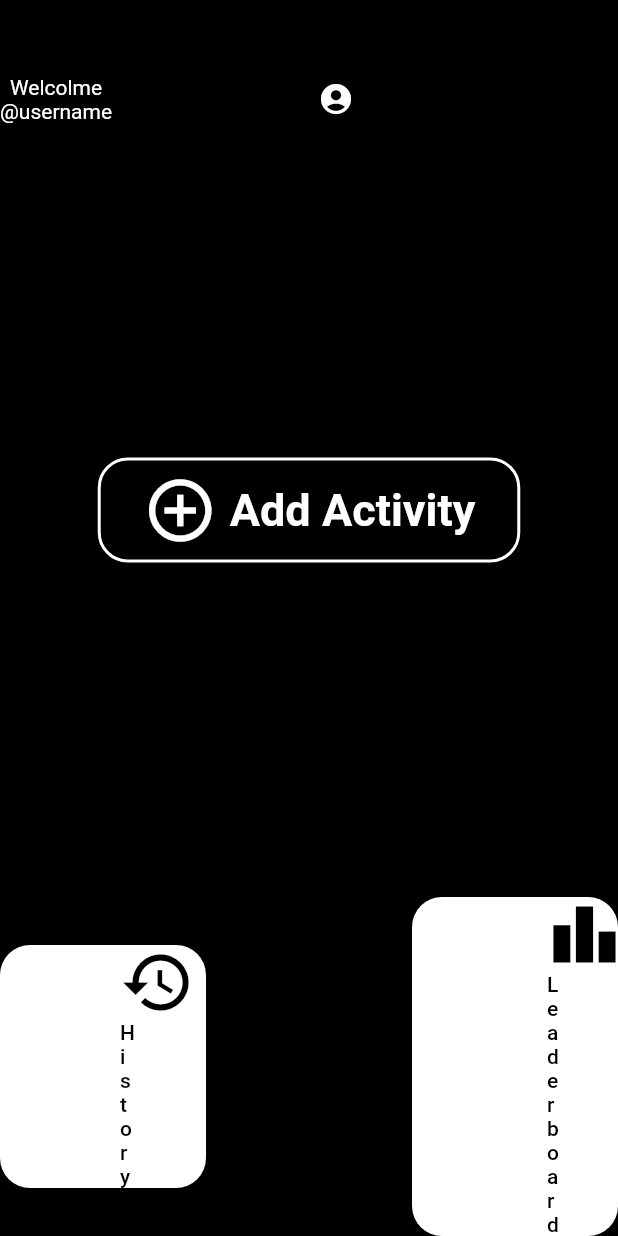
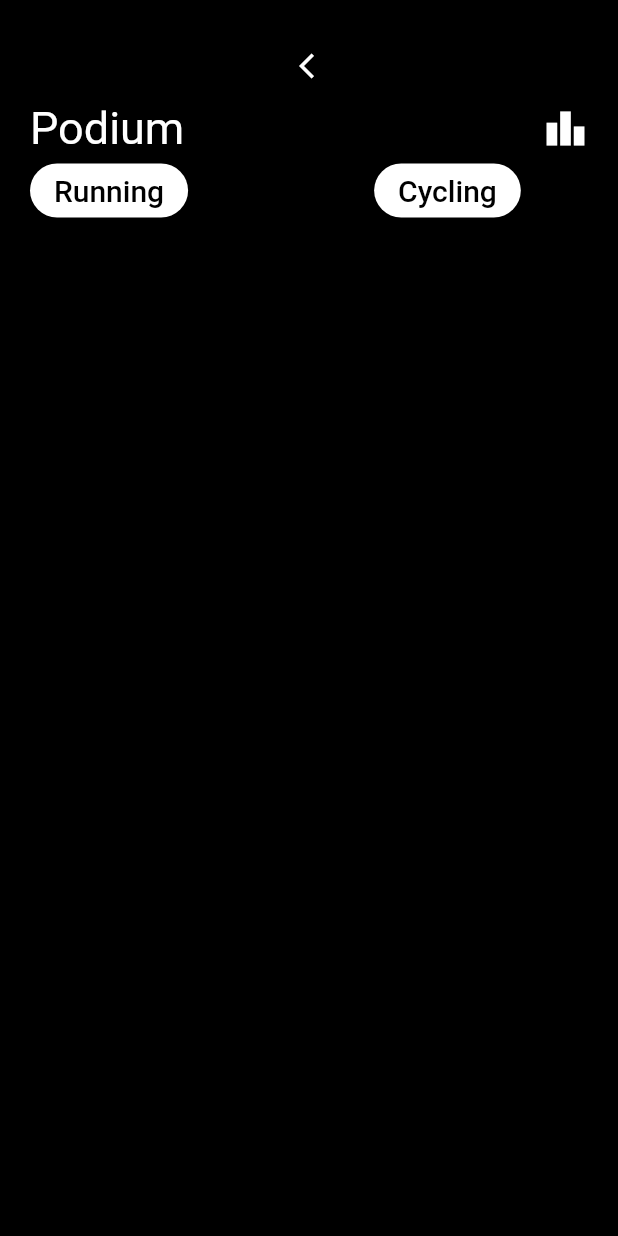
Before and after one commit to llherrera/tracky, a Flutter app: the Home widget shown alone on an empty page, opened directly, after a tap on "Leaderboard", on a phone screen of 412 x 824 dp. Run offline on Flutter 3.47's test engine with Material 2 defaults, Android fonts, the phone set to English and light mode, and no system bars.

Commit message:
add UI to every function

```diff
--- /dev/null
+++ b/lib/leadboard/leadboard_page.dart
@@ -0,0 +1,116 @@
+import 'package:flutter/material.dart';
+
+class PodiumPage extends StatelessWidget {
+  PodiumPage({super.key});
+
+  final List<Widget> _widgetOptions = <Widget>[
+    Row(
+      children: <Widget>[
+        const Text('User', style: TextStyle(color: Colors.black, fontSize: 30)),
+        const Text('Avg time', style: TextStyle(color: Colors.black, fontSize: 30)),
+        const Text('Best time', style: TextStyle(color: Colors.black, fontSize: 30)),
+      ]
+    ),
+    Row(
+      children: <Widget>[
+        const Text('User', style: TextStyle(color: Colors.black, fontSize: 30)),
+        const Text('Avg time', style: TextStyle(color: Colors.black, fontSize: 30)),
+        const Text('Best time', style: TextStyle(color: Colors.black, fontSize: 30)),
+      ]
+    ),
+    Row(
+      children: <Widget>[
+        const Text('User', style: TextStyle(color: Colors.black, fontSize: 30)),
+        const Text('Avg time', style: TextStyle(color: Colors.black, fontSize: 30)),
+        const Text('Best time', style: TextStyle(color: Colors.black, fontSize: 30)),
+      ]
+    ),
+  ];
+
+  @override
+  Widget build(BuildContext context) {
+    return Scaffold(
+      backgroundColor: Colors.black,
+      body: Column(
+        children: <Widget>[
+          Container(
+            margin: const EdgeInsets.only(top: 20, left: 15),
+            child: OutlinedButton.icon(
+              onPressed: () {
+                Navigator.pop(context);
+              },
+              style: OutlinedButton.styleFrom(
+                backgroundColor: Colors.black,
+                shape: const RoundedRectangleBorder(
+                  borderRadius: BorderRadius.all(Radius.circular(20))
+                ),
+                padding: const EdgeInsets.symmetric(horizontal: 20)
+              ),
+              icon: const Icon(Icons.arrow_back_ios, size: 20, color: Colors.white),
+              label: const Text(''),
+            )
+          ),
+          Container(
+            margin: const EdgeInsets.symmetric(horizontal: 20),
+            child: Column(
+              children: <Widget>[
+                Row(
+                  children: const <Widget>[
+                    Text('Podium', style: TextStyle(color: Colors.white, fontSize: 30)),
+                    Spacer(flex: 1),
+                    Icon(Icons.leaderboard, color: Colors.white, size: 30),
+                  ],
+                ),
+                Row(
+                  children: <Widget>[
+                    Flexible(
+                      child: ElevatedButton(
+                        onPressed: (){},
+                        style: ElevatedButton.styleFrom(
+                          backgroundColor: Colors.white,
+                          shape: const RoundedRectangleBorder(
+                            borderRadius: BorderRadius.all(Radius.circular(20))
+                          ),
+                          //padding: const EdgeInsets.symmetric(horizontal: 20)
+                        ),
+                        child: const Text('Running', style: TextStyle(color: Colors.black, fontSize: 20)),
+                      )
+                    ),
+                    const Spacer(flex: 1),
+                    Flexible(
+                      child: ElevatedButton(
+                        onPressed: (){},
+                        style: ElevatedButton.styleFrom(
+                          backgroundColor: Colors.white,
+                          shape: const RoundedRectangleBorder(
+                            borderRadius: BorderRadius.all(Radius.circular(20))
+                          ),
+                          //padding: const EdgeInsets.symmetric(horizontal: 20)
+                        ),
+                        child: const Text('Cycling', style: TextStyle(color: Colors.black, fontSize: 20)),
+                      )
+                    ),
+                  ],
+                ),
+                /*ListView.separated(
+                  padding: const EdgeInsets.only(top:100),
+                  itemBuilder: (BuildContext context, int index) {
+                    return Container(
+                      height: 50,
+                      color: Colors.white,
+                      child: Center(
+                        child: Text('Entry ${_widgetOptions[index]}'),
+                      ),
+                    );
+                  },
+                  separatorBuilder: (BuildContext context, int index) => const Divider(),
+                  itemCount: _widgetOptions.length
+                )*/
+              ],
+            ),
+          ),
+        ]
+      ),
+    );
+  }
+}
--- a/lib/register/register_button.dart
+++ b/lib/register/register_button.dart
@@ -1,5 +1,5 @@
 import 'package:flutter/material.dart';
-import 'Register_page.dart';
+import 'register_page.dart';
 
 class SignupButton extends StatelessWidget {
   const SignupButton({super.key});
```
Also changed, not shown: lib/activity/activity_page.dart (added, +99 -0 lines), lib/activity/summary_page.dart (added, +80 -0 lines), lib/history/history_page.dart (added, +54 -0 lines), lib/home/home_page.dart (+12 -22 lines).
